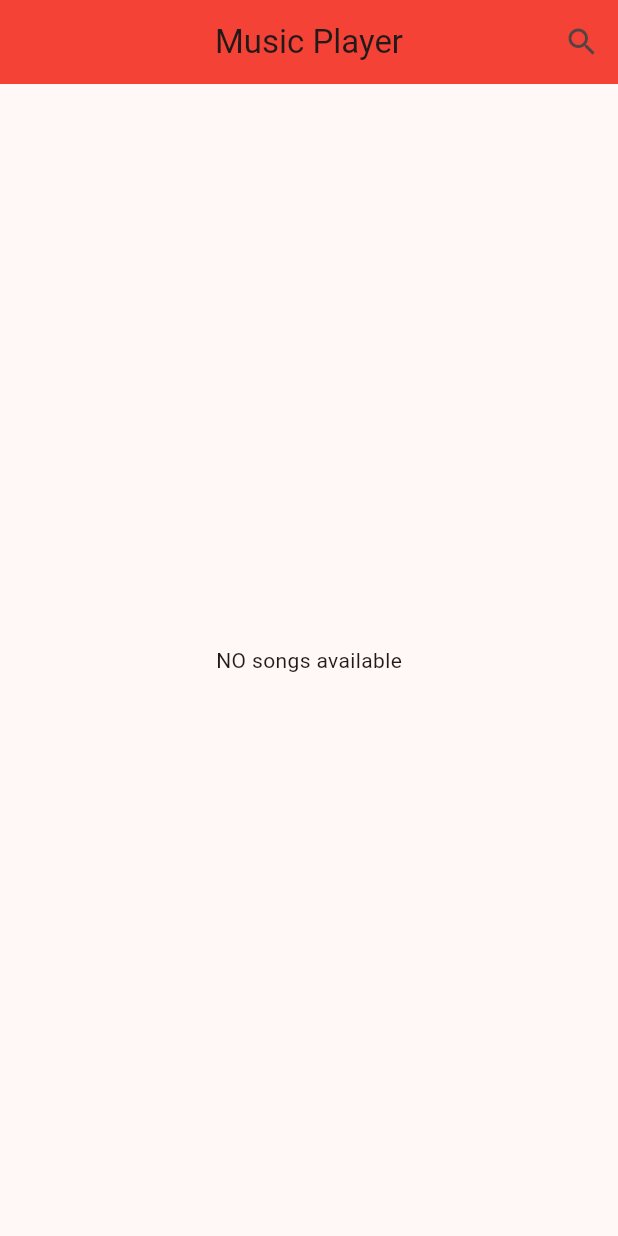
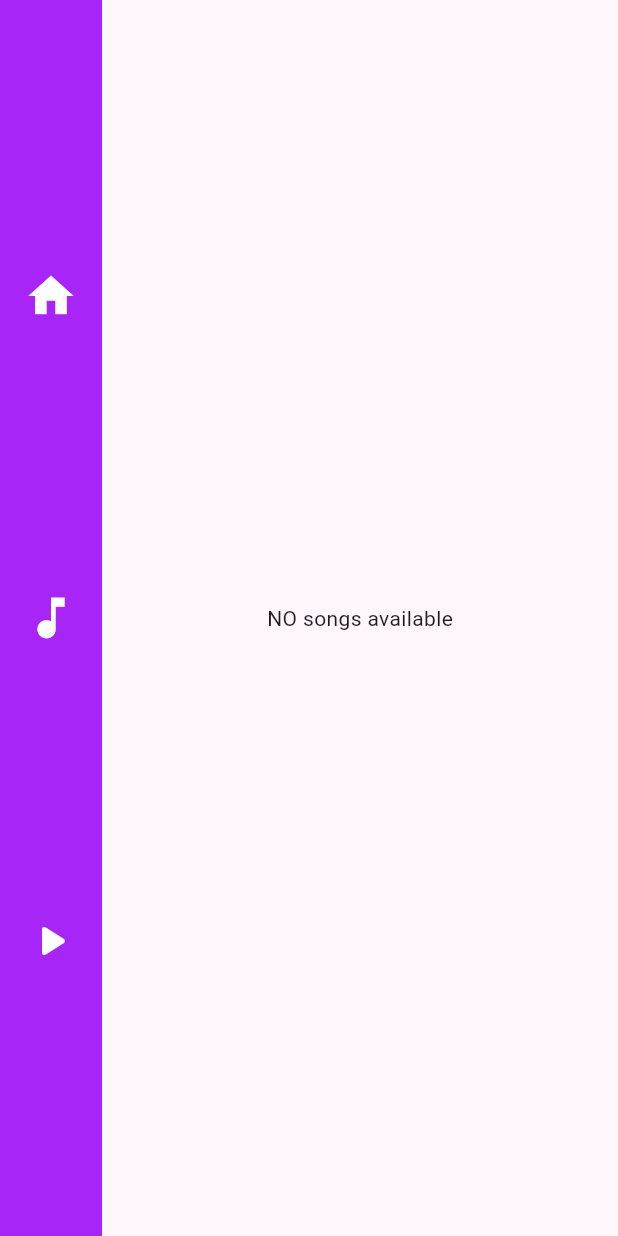
Before and after one commit to omkar273/smart_route, a Flutter app: the SongsPage screen opened by its route, on a phone screen of 412 x 824 dp. Run offline on Flutter 3.47's test engine with Material 3 defaults, Android fonts, the light colour scheme and no system bars; our stand-ins replace equatable, flutter_bloc, get_it, go_router, google_maps_flutter, just_audio and 3 more; statements that could not run were skipped.

Commit message:
added music tile in map page

```diff
--- a/lib/config/routes/app_router.dart
+++ b/lib/config/routes/app_router.dart
@@ -1,7 +1,9 @@
 import 'package:flutter/material.dart';
 import 'package:go_router/go_router.dart';
+import 'package:smart_route/core/pages/landing_page.dart';
 import 'package:smart_route/features/audio_handler/presentation/pages/song_info_page.dart';
 import 'package:smart_route/features/audio_handler/presentation/pages/songs_page.dart';
+import 'package:smart_route/features/maps/presentation/pages/maps_page.dart';
 
 class Approuter {
   static final Approuter _instance = Approuter.init();
@@ -11,13 +13,31 @@ class Approuter {
 
   static final GlobalKey<NavigatorState> parentNavigatorKey =
       GlobalKey<NavigatorState>();
-  static final GlobalKey<NavigatorState> homeTabNavigatorKey =
+  static final GlobalKey<NavigatorState> mapTabNavigatorKey =
       GlobalKey<NavigatorState>();
-  static final GlobalKey<NavigatorState> searchTabNavigatorKey =
+  static final GlobalKey<NavigatorState> songTabNavigatorKey =
       GlobalKey<NavigatorState>();
 
   Approuter.init() {
     final List<RouteBase> routes = [
+      StatefulShellRoute.indexedStack(
+        parentNavigatorKey: parentNavigatorKey,
+        branches: [
+          StatefulShellBranch(
+            navigatorKey: mapTabNavigatorKey,
+            routes: [
+              GoRoute(
+                path: MapNavigation.routePath,
+                name: MapNavigation.routeName,
+                pageBuilder: (context, state) =>
+                    getPage(child: const MapNavigation(), state: state),
+              ),
+            ],
+          ),
+          StatefulShellBranch(
+            navigatorKey: songTabNavigatorKey,
+            initialLocation: SongsPage.routePath,
+            routes: [
               GoRoute(
                 path: SongsPage.routePath,
                 name: SongsPage.routeName,
@@ -30,9 +50,15 @@ class Approuter {
                 pageBuilder: (context, state) =>
                     getPage(child: const SongInfoPage(), state: state),
               ),
+            ],
+          ),
+        ],
+        pageBuilder: (context, state, navigationShell) => getPage(
+            child: LandingPage(navigationShell: navigationShell), state: state),
+      ),
     ];
     router = GoRouter(
-      initialLocation: SongsPage.routePath,
+      initialLocation: MapNavigation.routePath,
       navigatorKey: parentNavigatorKey,
       routes: routes,
     );
--- /dev/null
+++ b/lib/core/pages/landing_page.dart
@@ -0,0 +1,66 @@
+import 'package:flutter/material.dart';
+import 'package:go_router/go_router.dart';
+import 'package:smart_route/config/routes/app_router.dart';
+import 'package:smart_route/features/audio_handler/presentation/pages/song_info_page.dart';
+import 'package:smart_route/features/audio_handler/presentation/pages/songs_page.dart';
+import 'package:smart_route/features/maps/presentation/pages/maps_page.dart';
+import 'package:smart_route/main.dart';
+
+// ignore: must_be_immutable
+class LandingPage extends StatelessWidget {
+  static const routeName = "LandingPage";
+  static const routePath = "/LandingPage";
+  StatefulNavigationShell navigationShell;
+  LandingPage({super.key, required this.navigationShell});
+
+  @override
+  Widget build(BuildContext context) {
+    return Scaffold(
+      body: Container(
+        color: appPrimaryColor,
+        height: double.infinity,
+        width: double.infinity,
+        child: Row(
+          mainAxisAlignment: MainAxisAlignment.start,
+          children: [
+            Padding(
+              padding: const EdgeInsets.all(8.0),
+              child: Column(
+                mainAxisAlignment: MainAxisAlignment.spaceEvenly,
+                children: [
+                  IconButton(
+                    onPressed: () {
+                      Approuter.router.goNamed(MapNavigation.routeName);
+                    },
+                    icon: const Icon(Icons.home),
+                    iconSize: 36,
+                    color: Colors.white,
+                  ),
+                  IconButton(
+                    onPressed: () {
+                      Approuter.router.goNamed(SongsPage.routeName);
+                    },
+                    icon: const Icon(Icons.music_note),
+                    iconSize: 36,
+                    color: Colors.white,
+                  ),
+                  IconButton(
+                    onPressed: () {
+                      Approuter.router.goNamed(SongInfoPage.routeName);
+                    },
+                    icon: const Icon(Icons.play_arrow_rounded),
+                    iconSize: 36,
+                    color: Colors.white,
+                  ),
+                ],
+              ),
+            ),
+            Expanded(
+              child: navigationShell,
+            )
+          ],
+        ),
+      ),
+    );
+  }
+}
--- a/lib/core/utils/spacing.dart
+++ b/lib/core/utils/spacing.dart
@@ -1,3 +1,5 @@
+// ignore_for_file: non_constant_identifier_names
+
 import 'package:flutter/material.dart';
 
 Widget Vspace(double space) => SizedBox(height: space);
--- a/lib/features/audio_handler/presentation/widgets/now_playing_bar.dart
+++ b/lib/features/audio_handler/presentation/widgets/now_playing_bar.dart
@@ -1,12 +1,16 @@
 // ignore_for_file: public_member_api_docs, sort_constructors_first
 // ignore_for_file: file_names
 
+import 'dart:async';
+
 import 'package:flutter/material.dart';
 import 'package:flutter_bloc/flutter_bloc.dart';
+import 'package:just_audio/just_audio.dart';
 import 'package:on_audio_query/on_audio_query.dart';
 import 'package:smart_route/config/routes/app_router.dart';
 import 'package:smart_route/features/audio_handler/presentation/cubit/music_handler_cubit.dart';
 import 'package:smart_route/features/audio_handler/presentation/pages/song_info_page.dart';
+import 'package:smart_route/main.dart';
 
 class NowPlayingBar extends StatefulWidget {
   const NowPlayingBar({super.key});
@@ -19,6 +23,8 @@ class _NowPlayingBarState extends State<NowPlayingBar>
     with TickerProviderStateMixin {
   late AnimationController _animationController;
   late Animation<double> _animation;
+  bool isPlaying = false;
+  late StreamSubscription<PlayerState> _playerStateStream;
 
   @override
   void initState() {
@@ -31,7 +37,9 @@ class _NowPlayingBarState extends State<NowPlayingBar>
 
   @override
   void dispose() {
+    _animationController.stop();
     _animationController.dispose();
+    _playerStateStream.cancel();
     super.dispose();
   }
 
@@ -40,13 +48,22 @@ class _NowPlayingBarState extends State<NowPlayingBar>
     return BlocBuilder<MusicHandlerCubit, MusicState>(
       builder: (context, state) {
         if (state is MusicSongsState) {
+          _playerStateStream =
+              state.audioPlayer.playerStateStream.listen((state) {
+            setState(() {
+              isPlaying = state.playing;
+            });
+          });
+
           final SongModel song =
               state.songList.elementAt(state.currentPlayingIndex);
           return Container(
-            width: MediaQuery.of(context).size.width - 30,
+            padding: const EdgeInsets.all(15),
+            width: MediaQuery.of(context).size.width - 100,
             decoration: BoxDecoration(
-              color: Colors.redAccent,
-              borderRadius: BorderRadius.circular(10),
+              color: appPrimaryColor,
+              shape: BoxShape.rectangle,
+              borderRadius: BorderRadius.circular(50),
             ),
             child: ListTile(
               minVerticalPadding: 15,
@@ -56,22 +73,35 @@ class _NowPlayingBarState extends State<NowPlayingBar>
                   id: song.id,
                   type: ArtworkType.AUDIO,
                   nullArtworkWidget: const CircleAvatar(
+                    radius: 40,
                     backgroundColor: Colors.white,
-                    child: Icon(Icons.music_note),
+                    child: Icon(Icons.music_note, size: 35),
                   ),
                 ),
               ),
               style: ListTileStyle.drawer,
               title: InkWell(
-                child: Text('${song.title.substring(0, 20)}...'),
+                child: Text('${song.title.substring(0, 20)}...',
+                    style: const TextStyle(
+                      fontSize: 18,
+                      fontWeight: FontWeight.w500,
+                    )),
                 onTap: () {
                   Approuter.router.pushNamed(SongInfoPage.routeName);
                 },
               ),
               trailing: IconButton(
-                icon: state.audioPlayer.playing
-                    ? const Icon(Icons.pause)
-                    : const Icon(Icons.play_arrow),
+                icon: isPlaying
+                    ? const Icon(
+                        Icons.pause,
+                        size: 40,
+                        color: Colors.white,
+                      )
+                    : const Icon(
+                        Icons.play_arrow,
+                        size: 40,
+                        color: Colors.white,
+                      ),
                 onPressed: () async {
                   if (state.isPlaying) {
                     state.audioPlayer.pause();
--- a/lib/features/maps/presentation/cubit/maps_cubit.dart
+++ b/lib/features/maps/presentation/cubit/maps_cubit.dart
@@ -1,4 +1,4 @@
-import 'package:bloc/bloc.dart';
+import 'package:flutter_bloc/flutter_bloc.dart';
 import 'package:equatable/equatable.dart';
 
 part 'maps_state.dart';
--- a/lib/main.dart
+++ b/lib/main.dart
@@ -21,6 +21,8 @@ void main() async {
 final GlobalKey<ScaffoldMessengerState> scaffoldMessengerKey =
     GlobalKey<ScaffoldMessengerState>();
 
+const appPrimaryColor = Color(0xffA825F8);
+
 class MyApp extends StatelessWidget {
   const MyApp({super.key});
 
@@ -32,7 +34,7 @@ class MyApp extends StatelessWidget {
         title: 'Smart Route',
         debugShowCheckedModeBanner: false,
         theme: ThemeData(
-          colorScheme: ColorScheme.fromSeed(seedColor: Colors.redAccent),
+          colorScheme: ColorScheme.fromSeed(seedColor: appPrimaryColor),
           useMaterial3: true,
         ),
         scaffoldMessengerKey: scaffoldMessengerKey,
--- a/pubspec.yaml
+++ b/pubspec.yaml
@@ -21,6 +21,9 @@ dependencies:
   just_audio_background: ^0.0.1-beta.11
   on_audio_query: ^2.9.0
   permission_handler: ^11.1.0
+  google_maps_flutter: ^2.5.0
+  geocoding: ^2.1.1
+  geolocator: ^10.1.0
   # screenshot: ^2.1.0
   # share_plus: ^7.2.1
   # path_provider: ^2.1.1
```
Also changed, not shown: lib/features/audio_handler/presentation/pages/song_info_page.dart (+21 -8 lines), lib/features/audio_handler/presentation/pages/songs_page.dart (+4 -13 lines), lib/features/maps/presentation/pages/maps_page.dart (added, +35 -0 lines), lib/features/maps/presentation/widgets/map_page_song_tile.dart (added, +149 -0 lines), pubspec.lock, 5 other files. Lines whose indentation alone changed are shown as unchanged.
